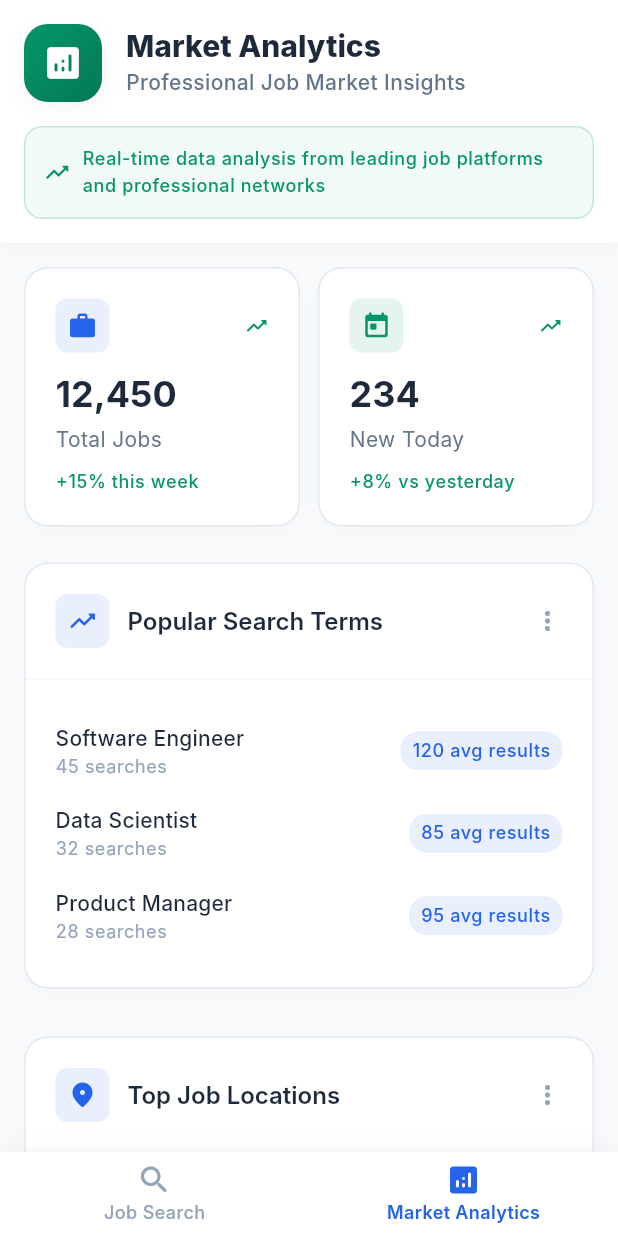
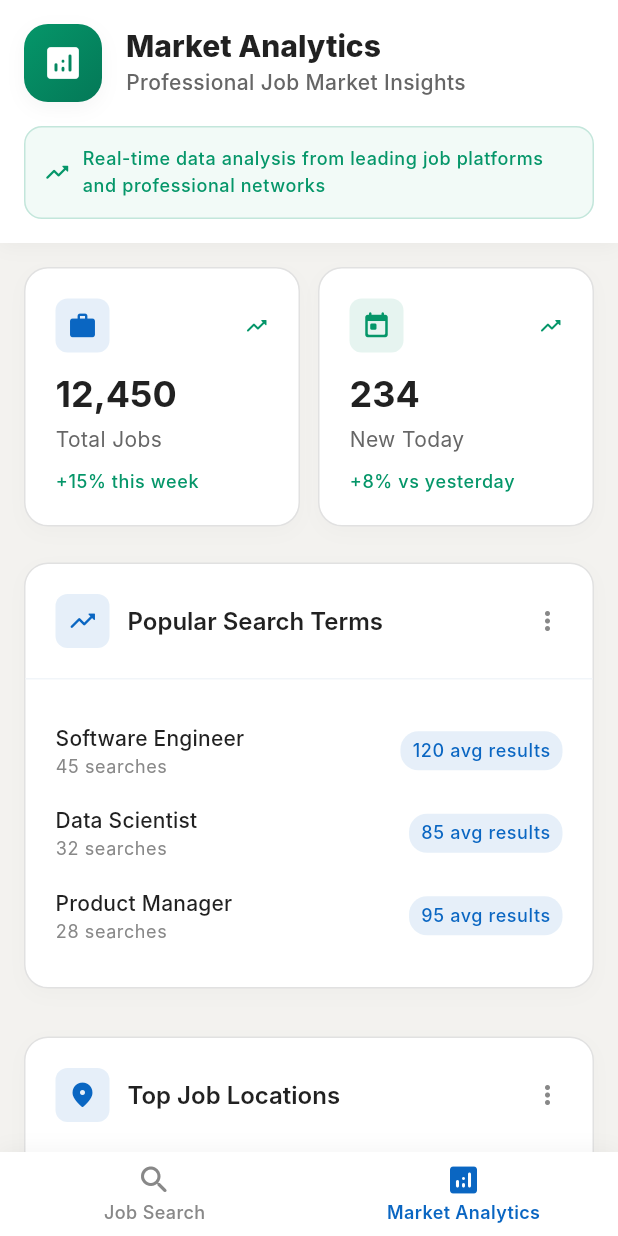
Before and after one commit to shirnim/AppDevelopment, a Flutter app: the screen it shows after launch, item 2 of the bottom bar chosen, on a phone screen of 412 x 824 dp. Run offline on Flutter 3.47's test engine with Material 3 defaults, Android fonts, the phone set to English and light mode, and no system bars; Roboto replaces fonts that are missing (Inter).

Commit message:
commiting the changes

```diff
--- a/career_lens/lib/utils/theme.dart
+++ b/career_lens/lib/utils/theme.dart
@@ -2,20 +2,19 @@ import 'package:flutter/material.dart';
 
 class AppTheme {
   // Color Palette
-  static const Color primaryColor = Color(0xFF2563EB);
-  static const Color primaryDark = Color(0xFF1D4ED8);
-  static const Color primaryLight = Color(0xFF3B82F6);
+  static const Color primaryColor = Color(0xFF0A66C2); // LinkedIn Blue
+  static const Color primaryDark = Color(0xFF004182);
   static const Color successColor = Color(0xFF059669);
   static const Color successDark = Color(0xFF047857);
   static const Color warningColor = Color(0xFFF59E0B);
   static const Color errorColor = Color(0xFFDC2626);
-  static const Color backgroundColor = Color(0xFFF8FAFC);
+  static const Color backgroundColor = Color(0xFFF3F2EF); // Light background
   static const Color surfaceColor = Color(0xFFFFFFFF);
   static const Color cardColor = Color(0xFFFFFFFF);
-  static const Color textPrimary = Color(0xFF1E293B);
-  static const Color textSecondary = Color(0xFF64748B);
-  static const Color textTertiary = Color(0xFF94A3B8);
-  static const Color borderColor = Color(0xFFE2E8F0);
+  static const Color textPrimary = Color(0xFF212121); // Dark text
+  static const Color textSecondary = Color(0xFF666666); // Medium text
+  static const Color textTertiary = Color(0xFF888888); // Light text
+  static const Color borderColor = Color(0xFFE1E1E1);
   static const Color dividerColor = Color(0xFFF1F5F9);
 
   // Gradients
@@ -48,18 +47,6 @@ class AppTheme {
     ),
   ];
 
-  static const List<BoxShadow> professionalShadow = [
-    BoxShadow(
-      color: Color(0x08000000),
-      blurRadius: 16,
-      offset: Offset(0, 6),
-    ),
-    BoxShadow(
-      color: Color(0x04000000),
-      blurRadius: 4,
-      offset: Offset(0, 2),
-    ),
-  ];
 
   static ThemeData lightTheme = ThemeData(
     useMaterial3: true,
@@ -76,14 +63,14 @@ class AppTheme {
     // AppBar Theme
     appBarTheme: const AppBarTheme(
       backgroundColor: surfaceColor,
-      foregroundColor: textPrimary,
+      foregroundColor: primaryColor, // LinkedIn blue for icons and text
       elevation: 0,
       scrolledUnderElevation: 1,
       shadowColor: borderColor,
       titleTextStyle: TextStyle(
-        color: textPrimary,
-        fontSize: 20,
-        fontWeight: FontWeight.w600,
+        color: textPrimary, // Dark text for title
+        fontSize: 18, // Slightly smaller title
+        fontWeight: FontWeight.w700, // Bolder title
         fontFamily: 'Inter',
       ),
     ),
@@ -94,9 +81,9 @@ class AppTheme {
       elevation: 0,
       shadowColor: Colors.transparent,
       shape: RoundedRectangleBorder(
-        borderRadius: BorderRadius.circular(16),
+        borderRadius: BorderRadius.circular(8), // More subtle border radius
         side: const BorderSide(color: borderColor, width: 1),
-      ),
+      ), // Subtle border
       margin: const EdgeInsets.symmetric(horizontal: 16, vertical: 8),
     ),
 
@@ -107,13 +94,13 @@ class AppTheme {
         foregroundColor: Colors.white,
         elevation: 0,
         shadowColor: Colors.transparent,
-        padding: const EdgeInsets.symmetric(horizontal: 24, vertical: 16),
+        padding: const EdgeInsets.symmetric(horizontal: 24, vertical: 12), // Reduced vertical padding
         shape: RoundedRectangleBorder(
-          borderRadius: BorderRadius.circular(12),
+          borderRadius: BorderRadius.circular(4), // Square corners
         ),
         textStyle: const TextStyle(
           fontSize: 16,
-          fontWeight: FontWeight.w600,
+          fontWeight: FontWeight.w600, // Semibold
           fontFamily: 'Inter',
         ),
       ),
@@ -125,12 +112,12 @@ class AppTheme {
         foregroundColor: primaryColor,
         side: const BorderSide(color: primaryColor, width: 2),
         padding: const EdgeInsets.symmetric(horizontal: 20, vertical: 12),
-        shape: RoundedRectangleBorder(
-          borderRadius: BorderRadius.circular(10),
+        shape: RoundedRectangleBorder( // Same style as elevated button
+          borderRadius: BorderRadius.circular(4),
         ),
         textStyle: const TextStyle(
           fontSize: 14,
-          fontWeight: FontWeight.w600,
+          fontWeight: FontWeight.w600, // Semibold
           fontFamily: 'Inter',
         ),
       ),
@@ -142,7 +129,7 @@ class AppTheme {
         foregroundColor: primaryColor,
         padding: const EdgeInsets.symmetric(horizontal: 16, vertical: 8),
         shape: RoundedRectangleBorder(
-          borderRadius: BorderRadius.circular(8),
+          borderRadius: BorderRadius.circular(4), // Square corners
         ),
         textStyle: const TextStyle(
           fontSize: 14,
@@ -156,26 +143,26 @@ class AppTheme {
     inputDecorationTheme: InputDecorationTheme(
       filled: true,
       fillColor: const Color(0xFFF8FAFC),
-      border: OutlineInputBorder(
-        borderRadius: BorderRadius.circular(12),
+      border: OutlineInputBorder( // Subtle border
+        borderRadius: BorderRadius.circular(4),
         borderSide: const BorderSide(color: borderColor, width: 1),
       ),
-      enabledBorder: OutlineInputBorder(
-        borderRadius: BorderRadius.circular(12),
+      enabledBorder: OutlineInputBorder( // Subtle border
+        borderRadius: BorderRadius.circular(4),
         borderSide: const BorderSide(color: borderColor, width: 1),
       ),
-      focusedBorder: OutlineInputBorder(
-        borderRadius: BorderRadius.circular(12),
+      focusedBorder: OutlineInputBorder( // Primary color on focus
+        borderRadius: BorderRadius.circular(4),
         borderSide: const BorderSide(color: primaryColor, width: 2),
       ),
       errorBorder: OutlineInputBorder(
-        borderRadius: BorderRadius.circular(12),
+        borderRadius: BorderRadius.circular(4), // Error color on error
         borderSide: const BorderSide(color: errorColor, width: 1),
       ),
       contentPadding: const EdgeInsets.symmetric(horizontal: 16, vertical: 16),
       hintStyle: const TextStyle(
         color: textTertiary,
-        fontSize: 16,
+        fontSize: 14, // Smaller hint text
         fontWeight: FontWeight.w400,
       ),
     ),
@@ -184,12 +171,12 @@ class AppTheme {
     chipTheme: ChipThemeData(
       backgroundColor: const Color(0xFFF0F9FF),
       labelStyle: const TextStyle(
-        color: primaryColor,
-        fontWeight: FontWeight.w500,
-        fontSize: 12,
+        color: primaryDark, // Darker primary for chip text
+        fontWeight: FontWeight.w600, // Semibold
+        fontSize: 12, // Slightly smaller
       ),
-      side: const BorderSide(color: Color(0xFFBAE6FD)),
       shape: RoundedRectangleBorder(
+        // Rounded pill shape
         borderRadius: BorderRadius.circular(20),
       ),
       padding: const EdgeInsets.symmetric(horizontal: 12, vertical: 4),
@@ -200,7 +187,7 @@ class AppTheme {
       backgroundColor: surfaceColor,
       selectedItemColor: primaryColor,
       unselectedItemColor: textTertiary,
-      type: BottomNavigationBarType.fixed,
+      type: BottomNavigationBarType.fixed, // Fixed type
       elevation: 8,
       selectedLabelStyle: TextStyle(
         fontSize: 12,
@@ -216,15 +203,16 @@ class AppTheme {
 
     // Text Theme
     textTheme: const TextTheme(
+      // Display styles (less common in typical app UIs)
       displayLarge: TextStyle(
         fontSize: 32,
-        fontWeight: FontWeight.w700,
+        fontWeight: FontWeight.w700, // Bold
         color: textPrimary,
         height: 1.2,
         fontFamily: 'Inter',
       ),
       displayMedium: TextStyle(
-        fontSize: 28,
+        fontSize: 28, // Bold
         fontWeight: FontWeight.w700,
         color: textPrimary,
         height: 1.2,
@@ -232,50 +220,56 @@ class AppTheme {
       ),
       displaySmall: TextStyle(
         fontSize: 24,
-        fontWeight: FontWeight.w600,
+        fontWeight: FontWeight.w700, // Bold
         color: textPrimary,
         height: 1.3,
         fontFamily: 'Inter',
       ),
+
+      // Headline styles (for main titles and sections)
       headlineLarge: TextStyle(
         fontSize: 22,
-        fontWeight: FontWeight.w600,
+        fontWeight: FontWeight.w700, // Bold
         color: textPrimary,
         height: 1.3,
         fontFamily: 'Inter',
       ),
       headlineMedium: TextStyle(
         fontSize: 20,
-        fontWeight: FontWeight.w600,
+        fontWeight: FontWeight.w700, // Bold
         color: textPrimary,
         height: 1.3,
         fontFamily: 'Inter',
       ),
       headlineSmall: TextStyle(
         fontSize: 18,
-        fontWeight: FontWeight.w600,
+        fontWeight: FontWeight.w700, // Bold
         color: textPrimary,
         height: 1.3,
         fontFamily: 'Inter',
       ),
+
+      // Title styles (for subtitles and card titles)
       titleLarge: TextStyle(
         fontSize: 16,
-        fontWeight: FontWeight.w600,
+        fontWeight: FontWeight.w600, // Semibold
         color: textPrimary,
         fontFamily: 'Inter',
       ),
       titleMedium: TextStyle(
         fontSize: 14,
-        fontWeight: FontWeight.w600,
+        fontWeight: FontWeight.w600, // Semibold
         color: textPrimary,
         fontFamily: 'Inter',
       ),
       titleSmall: TextStyle(
         fontSize: 12,
-        fontWeight: FontWeight.w600,
+        fontWeight: FontWeight.w600, // Semibold
         color: textPrimary,
         fontFamily: 'Inter',
       ),
+
+      // Body styles (for paragraph text)
       bodyLarge: TextStyle(
         fontSize: 16,
         fontWeight: FontWeight.w400,
@@ -297,6 +291,7 @@ class AppTheme {
         height: 1.5,
         fontFamily: 'Inter',
       ),
+      // Label styles (for small labels and captions)
       labelLarge: TextStyle(
         fontSize: 14,
         fontWeight: FontWeight.w500,
@@ -319,7 +314,7 @@ class AppTheme {
 
     // Icon Theme
     iconTheme: const IconThemeData(
-      color: textSecondary,
+      color: textSecondary, // Use secondary text color for icons
       size: 24,
     ),
 
@@ -330,7 +325,7 @@ class AppTheme {
       space: 1,
     ),
 
-    fontFamily: 'Inter',
+    fontFamily: 'Inter', // Using Inter as a clean, modern sans-serif font
   );
 
   static ThemeData darkTheme = ThemeData(
--- a/career_lens/lib/widgets/job_card.dart
+++ b/career_lens/lib/widgets/job_card.dart
@@ -281,6 +281,11 @@ class JobCard extends StatelessWidget {
       }
     } catch (e) {
       return dateString.substring(0, 10);
+      if (dateString.length >= 10) {
+        return dateString.substring(0, 10);
+      } else {
+        return dateString; // Or a default value like 'Invalid Date'
+      }
     }
   }
 
```
Also changed, not shown: 1 other file.
